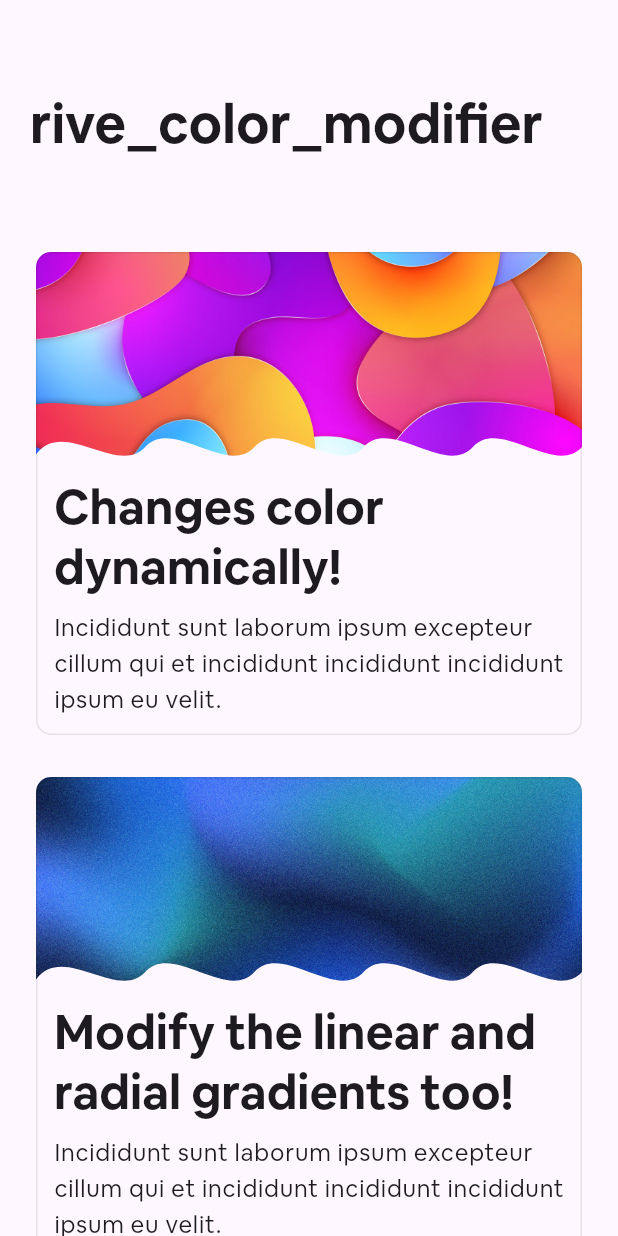
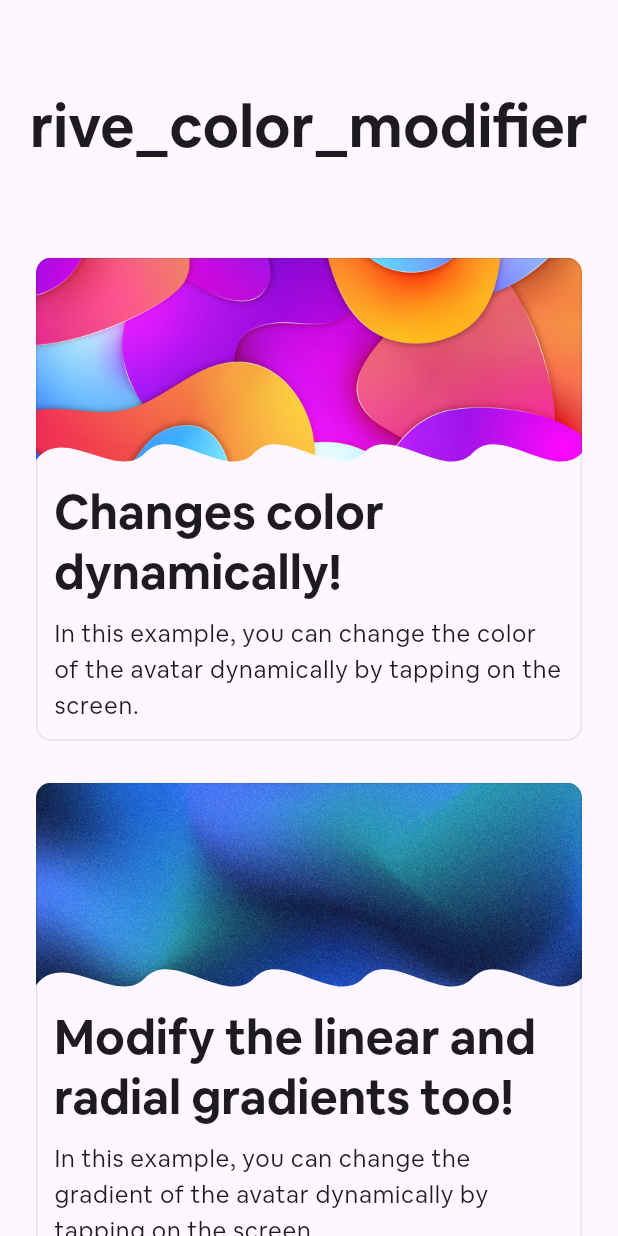
Before and after one commit to JSimonDev/rive_color_modifier, a Flutter app: the screen it shows after launch, on a phone screen of 412 x 824 dp. Run offline on Flutter 3.47's test engine with Material 3 defaults, Android fonts, the phone set to English and light mode, and no system bars; our stand-ins replace animated_theme_switcher, rive; project files that could hold a hidden picture were left out.

Commit message:
feat: enhance home screen layout and update example descriptions

```diff
--- a/example/lib/screens/home_screen.dart
+++ b/example/lib/screens/home_screen.dart
@@ -16,17 +16,23 @@ class HomeScreen extends StatelessWidget {
           children: [
             Padding(
               padding: const EdgeInsets.symmetric(vertical: 60),
-              child: Text(
-                'rive_color_modifier',
-                style: textStyles.displaySmall!.copyWith(
-                  fontWeight: FontWeight.bold,
+              child: SizedBox(
+                width: MediaQuery.of(context).size.width,
+                child: FittedBox(
+                  fit: BoxFit.contain,
+                  child: Text(
+                    'rive_color_modifier',
+                    style: textStyles.displaySmall!.copyWith(
+                      fontWeight: FontWeight.bold,
+                    ),
+                  ),
                 ),
               ),
             ),
             _ExamplePreviewCard(
               title: "Changes color dynamically!",
               description:
-                  'Incididunt sunt laborum ipsum excepteur cillum qui et incididunt incididunt incididunt ipsum eu velit.',
+                  'In this example, you can change the color of the avatar dynamically by tapping on the screen.',
               imageUrl: 'assets/images/colors.jpg',
               onTap: () {
                 Navigator.of(context).push(
@@ -40,7 +46,7 @@ class HomeScreen extends StatelessWidget {
             _ExamplePreviewCard(
               title: "Modify the linear and radial gradients too!",
               description:
-                  'Incididunt sunt laborum ipsum excepteur cillum qui et incididunt incididunt incididunt ipsum eu velit.',
+                  'In this example, you can change the gradient of the avatar dynamically by tapping on the screen.',
               imageUrl: 'assets/images/gradient.jpg',
               onTap: () {
                 Navigator.of(context).push(
@@ -88,6 +94,7 @@ class _ExamplePreviewCard extends StatelessWidget {
         color: colors.surface,
         elevation: 0,
         child: Column(
+          crossAxisAlignment: CrossAxisAlignment.start,
           children: [
             ClipPath(
               clipper: WaveClipper(),
```
